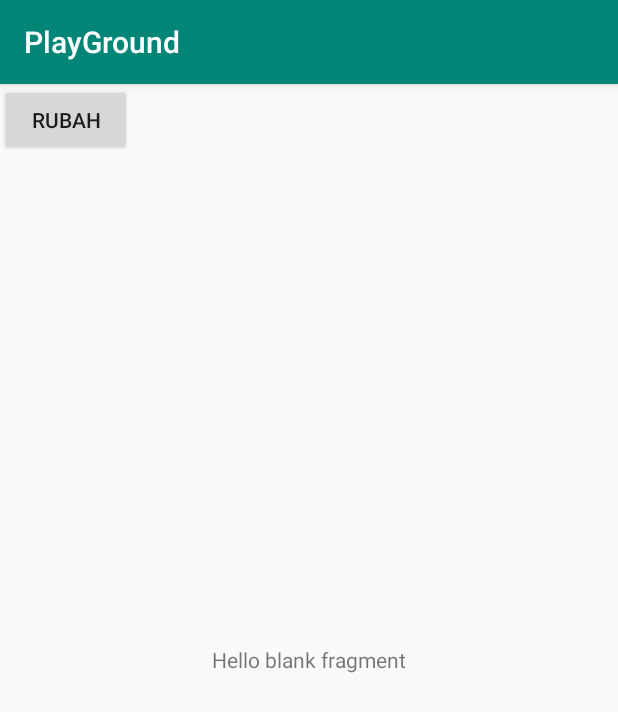
After one commit to arifinreinaldo/playground, an Android app: the LocalizationActivity screen opened directly, with no data from a screen before it, on a phone screen of 412 x 824 dp. The commit adds this screen. Shown: the top 712 px of the screen. Run offline under Robolectric (Android 15) with nearby library versions, the phone set to English and light mode, and no system bars.

Commit message:
add localization function

```diff
--- a/app/src/main/AndroidManifest.xml
+++ b/app/src/main/AndroidManifest.xml
@@ -14,7 +14,8 @@
         android:roundIcon="@mipmap/ic_launcher_round"
         android:supportsRtl="true"
         android:theme="@style/AppTheme">
-        <activity android:name=".dialogpicker.PickerActivity"></activity>
+        <activity android:name=".localization.LocalizationActivity"></activity>
+        <activity android:name=".dialogpicker.PickerActivity" />
         <activity android:name=".mvvm.VMActivity" />
         <activity android:name=".room.RoomActivity" />
         <activity android:name=".navigator.NavigatorActivity" />
--- a/app/src/main/java/com/explore/playground/MenuActivity.kt
+++ b/app/src/main/java/com/explore/playground/MenuActivity.kt
@@ -7,6 +7,7 @@ import androidx.appcompat.app.AppCompatActivity
 import com.explore.playground.dialogpicker.PickerActivity
 import com.explore.playground.exoplayer.ExoActivity
 import com.explore.playground.generaladapter.DummyRecyclerActivity
+import com.explore.playground.localization.LocalizationActivity
 import com.explore.playground.mvvm.VMActivity
 import com.explore.playground.navigator.NavigatorActivity
 import com.explore.playground.otptemplate.OTPActivity
@@ -55,5 +56,9 @@ class MenuActivity : AppCompatActivity() {
         btPicker.setOnClickListener {
             startActivity(Intent(this, PickerActivity::class.java))
         }
+        btLocalization.setOnClickListener {
+            startActivity(Intent(this, LocalizationActivity::class.java))
+
+        }
     }
 }
--- a/app/src/main/java/com/explore/playground/base/BaseActivity.kt
+++ b/app/src/main/java/com/explore/playground/base/BaseActivity.kt
@@ -1,13 +1,20 @@
 package com.explore.playground.base
 
+import android.annotation.TargetApi
 import android.app.Activity
 import android.content.Context
+import android.os.Build
 import android.os.Bundle
 import android.widget.Toast
 import androidx.annotation.StringRes
 import androidx.appcompat.app.AppCompatActivity
+import java.util.*
 
 abstract class BaseActivity : AppCompatActivity() {
+    companion object {
+        var lang = ""
+    }
+
     protected lateinit var ctx: Context
     protected lateinit var act: Activity
     abstract fun setLayoutId(): Int
@@ -32,4 +39,33 @@ abstract class BaseActivity : AppCompatActivity() {
     fun showMessage(@StringRes message: Int) {
         Toast.makeText(ctx, getString(message), Toast.LENGTH_SHORT).show()
     }
+
+
+    override fun attachBaseContext(newBase: Context) {
+        super.attachBaseContext(updateContext(newBase))
+    }
+
+    fun updateContext(ctx: Context): Context {
+        val locale = Locale(lang.toLowerCase())
+        Locale.setDefault(locale)
+        if (Build.VERSION.SDK_INT >= Build.VERSION_CODES.N) {
+            return setLocale(ctx, locale)
+        }
+        return setLocaleOld(ctx, locale)
+    }
+
+    @TargetApi(Build.VERSION_CODES.N)
+    fun setLocale(ctx: Context, locale: Locale): Context {
+        val conf = ctx.resources.configuration
+        conf.setLocale(locale)
+        return ctx.createConfigurationContext(conf)
+    }
+
+    @SuppressWarnings("deprecation")
+    fun setLocaleOld(ctx: Context, locale: Locale): Context {
+        val conf = ctx.resources.configuration
+        conf.locale = locale
+        resources.updateConfiguration(conf, resources.displayMetrics)
+        return ctx
+    }
 }
--- /dev/null
+++ b/app/src/main/java/com/explore/playground/localization/LocalizationActivity.kt
@@ -0,0 +1,22 @@
+package com.explore.playground.localization
+
+import com.explore.playground.R
+import com.explore.playground.base.BaseActivity
+import kotlinx.android.synthetic.main.activity_localization.*
+
+class LocalizationActivity : BaseActivity() {
+    override fun setLayoutId(): Int {
+        return R.layout.activity_localization
+    }
+
+    override fun setInit() {
+        btChange.setOnClickListener {
+            if (lang.equals("")) {
+                lang = "in"
+            } else if (lang.equals("in")) {
+                lang = ""
+            }
+            recreate()
+        }
+    }
+}
--- /dev/null
+++ b/app/src/main/res/layout/activity_localization.xml
@@ -0,0 +1,21 @@
+<?xml version="1.0" encoding="utf-8"?>
+<RelativeLayout xmlns:android="http://schemas.android.com/apk/res/android"
+    xmlns:tools="http://schemas.android.com/tools"
+    android:layout_width="match_parent"
+    android:layout_height="match_parent"
+    tools:context="com.explore.playground.localization.LocalizationActivity">
+
+    <TextView
+        android:id="@+id/tvDeskripsi"
+        android:layout_width="wrap_content"
+        android:layout_height="wrap_content"
+        android:layout_centerHorizontal="true"
+        android:layout_centerVertical="true"
+        android:text="@string/hello_blank_fragment" />
+
+    <Button
+        android:id="@+id/btChange"
+        android:layout_width="wrap_content"
+        android:layout_height="wrap_content"
+        android:text="Rubah" />
+</RelativeLayout>
--- a/app/src/main/res/layout/activity_menu.xml
+++ b/app/src/main/res/layout/activity_menu.xml
@@ -59,4 +59,10 @@
         android:layout_width="wrap_content"
         android:layout_height="wrap_content"
         android:text="PickerDialogs" />
+
+    <Button
+        android:id="@+id/btLocalization"
+        android:layout_width="wrap_content"
+        android:layout_height="wrap_content"
+        android:text="Localization" />
 </LinearLayout>
```
Also changed, not shown: 1 other file.
